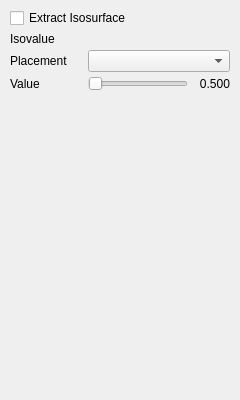
This is src/ui/isosurface_page.ui in thermeng/SciRender as Qt 5 draws it before an edit. The edited form follows.
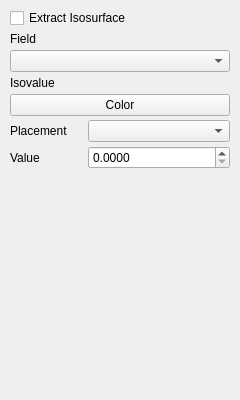
This is the edited form.

Commit message: fix: Iso field selections; solid isosurface color; isosurface animation & extraction bug which caused holes

```diff
--- a/src/ui/isosurface_page.ui
+++ b/src/ui/isosurface_page.ui
@@ -51,6 +51,16 @@
       <property name="bottomMargin">
        <number>0</number>
       </property>
+        <item>
+         <widget class="QLabel" name="fieldHeader">
+          <property name="text">
+           <string>Field</string>
+          </property>
+         </widget>
+        </item>
+        <item>
+         <widget class="QComboBox" name="fieldCombo"/>
+        </item>
         <item>
          <widget class="QLabel" name="valueHeader">
           <property name="text">
@@ -58,6 +68,13 @@
           </property>
          </widget>
         </item>
+        <item>
+         <widget class="QPushButton" name="isoColorBtn">
+          <property name="text">
+           <string>Color</string>
+          </property>
+         </widget>
+        </item>
         <item>
          <widget class="QWidget" name="placementRow" native="true">
           <layout class="QHBoxLayout" name="placementLayout">
@@ -108,35 +125,19 @@
           </widget>
          </item>
          <item>
-          <widget class="QSlider" name="valueSlider">
-           <property name="orientation">
-            <enum>Qt::Orientation::Horizontal</enum>
+          <widget class="QDoubleSpinBox" name="valueSpin">
+           <property name="decimals">
+            <number>4</number>
+           </property>
+           <property name="minimum">
+            <double>0.000000000000000</double>
+           </property>
+           <property name="maximum">
+            <double>1.000000000000000</double>
            </property>
           </widget>
          </item>
-         <item>
-          <widget class="QLabel" name="valueLabel">
-           <property name="minimumSize">
-            <size>
-             <width>36</width>
-             <height>0</height>
-            </size>
-           </property>
-           <property name="maximumSize">
-            <size>
-             <width>36</width>
-             <height>16777215</height>
-            </size>
-           </property>
-          <property name="text">
-           <string>0.500</string>
-          </property>
-          <property name="alignment">
-           <set>Qt::AlignmentFlag::AlignRight|Qt::AlignmentFlag::AlignTrailing|Qt::AlignVCenter</set>
-          </property>
-         </widget>
-        </item>
-       </layout>
+        </layout>
       </item>
      </layout>
     </widget>
```
The commit also changes 10 other files.
